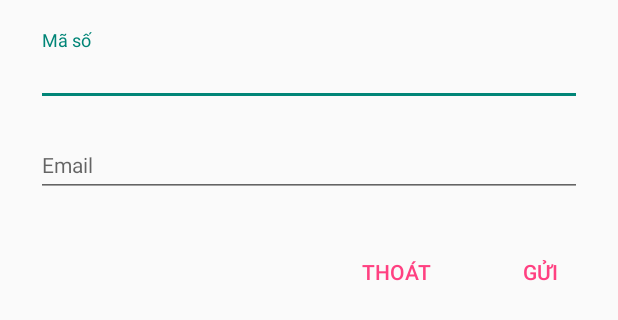
After one commit to m-inh/edoo_android, an Android app: the layout dialog_forgot_password.xml on its own in the app's theme, with its tools: preview values and no code run, on a phone screen of 412 x 824 dp. The commit adds this screen. Shown: the top 320 px of the screen. Run offline under Robolectric (Android 15) with nearby library versions, the phone set to English and light mode, and no system bars; network calls fail.

Commit message:
API Reset password

```diff
--- a/app/src/main/java/com/uet/fries/edoo/app/AppConfig.java
+++ b/app/src/main/java/com/uet/fries/edoo/app/AppConfig.java
@@ -17,6 +17,7 @@ public class AppConfig {
 	public static final String URL_GET_LOPKHOAHOC = URL_HOST + "/classes";
 	//Server post posts
 	public static final String URL_POST_POST = URL_HOST + "/post";
+	public static final String URL_EDIT_POST = URL_HOST + "/updatepost";
 
 	public static final String URL_POST_LIKE = URL_HOST + "/votepost";
 	public static final String URL_REGISTER_FCM = URL_HOST + "/resfcm";
@@ -29,6 +30,10 @@ public class AppConfig {
 	public static String URL_LOGIN = URL_HOST + "/login";
 	// Server user logout url
 	public static String URL_LOGOUT = URL_HOST + "/logout";
+	// Reset password
+	public static String URL_RESET_PASSWORD = URL_HOST + "/resetpass";
+
+
 	public static final String URL_GET_USER_SOLVE_VOTE = URL_HOST + "/usersolvevote";
 
 	public static final String URL_GET_TKB = URL_HOST + "/timetable";
--- /dev/null
+++ b/app/src/main/res/layout/dialog_forgot_password.xml
@@ -0,0 +1,86 @@
+<?xml version="1.0" encoding="utf-8"?>
+<LinearLayout xmlns:android="http://schemas.android.com/apk/res/android"
+    android:layout_width="match_parent"
+    android:layout_height="wrap_content"
+    android:orientation="vertical"
+    android:theme="@style/DialogFullScreen">
+
+    <!--<TextView-->
+    <!--android:layout_width="match_parent"-->
+    <!--android:layout_height="wrap_content"-->
+    <!--android:layout_marginLeft="@dimen/dialog_padding_around_content"-->
+    <!--android:layout_marginRight="@dimen/dialog_padding_around_content"-->
+    <!--android:layout_marginTop="@dimen/dialog_margin_icon"-->
+    <!--android:text="Yêu cầu Reset password"-->
+    <!--android:textColor="@color/black"-->
+    <!--android:textSize="@dimen/t_size_title"-->
+    <!--android:textStyle="bold" />-->
+
+
+    <android.support.design.widget.TextInputLayout
+        android:layout_width="match_parent"
+        android:layout_height="wrap_content"
+        android:layout_marginLeft="@dimen/dialog_padding_around_content"
+        android:layout_marginRight="@dimen/dialog_padding_around_content"
+        android:layout_marginTop="@dimen/dialog_margin_icon">
+
+        <EditText
+            android:id="@+id/edt_code_forget_pass"
+            android:layout_width="match_parent"
+            android:layout_height="wrap_content"
+            android:focusableInTouchMode="true"
+            android:hint="Mã số"
+            android:inputType="numberDecimal"
+            android:textSize="@dimen/t_size_body">
+
+        </EditText>
+
+        <requestFocus></requestFocus>
+
+    </android.support.design.widget.TextInputLayout>
+
+
+    <android.support.design.widget.TextInputLayout
+        android:layout_width="match_parent"
+        android:layout_height="wrap_content"
+        android:layout_marginLeft="@dimen/dialog_padding_around_content"
+        android:layout_marginRight="@dimen/dialog_padding_around_content"
+        android:layout_marginTop="@dimen/paragraph_margin">
+
+        <EditText
+            android:id="@+id/edt_email_forget_pass"
+            android:layout_width="match_parent"
+            android:layout_height="wrap_content"
+            android:hint="@string/hint_email"
+            android:inputType="textEmailAddress"
+            android:textSize="@dimen/t_size_body" />
+
+    </android.support.design.widget.TextInputLayout>
+
+    <LinearLayout
+        android:layout_width="match_parent"
+        android:layout_height="wrap_content"
+        android:layout_marginTop="@dimen/dialog_padding_around_content"
+        android:gravity="right|center"
+        android:padding="@dimen/action_padding">
+
+        <Button
+            android:id="@+id/btn_cancel_forgot_pass"
+            android:layout_width="wrap_content"
+            android:layout_height="@dimen/btn_dialog_height"
+            android:layout_marginRight="@dimen/action_padding"
+            android:background="@drawable/bg_btn_pressed"
+            android:text="@string/txt_cancel"
+            android:textColor="@color/colorAccent" />
+
+        <Button
+            android:id="@+id/btn_send_forgot_pass"
+            android:layout_width="wrap_content"
+            android:layout_height="@dimen/btn_dialog_height"
+            android:background="@drawable/bg_btn_pressed"
+            android:text="@string/txt_send"
+            android:textColor="@color/colorAccent" />
+
+    </LinearLayout>
+
+</LinearLayout>
--- a/app/src/main/res/values/colors.xml
+++ b/app/src/main/res/values/colors.xml
@@ -16,6 +16,7 @@
     <color name="bg_register">#8bc34a</color>
     <color name="bg_main">#428bca</color>
     <color name="white">#ffffff</color>
+    <color name="white_87">#DEffffff</color>
     <color name="input_login">#222222</color>
     <color name="input_login_hint">#999999</color>
     <color name="input_register">#888888</color>
--- a/app/src/main/res/values/strings.xml
+++ b/app/src/main/res/values/strings.xml
@@ -16,6 +16,7 @@
     <string name="btn_register">ĐĂNG KÍ</string>
     <string name="btn_link_to_register">Chưa có tài khoản? <u><b>Đăng kí ngay</b></u>.</string>
     <string name="btn_link_to_login">Đã có tài khoản? <u><b>Đăng nhập ngay</b></u>.</string>
+    <string name="btn_link_to_forgot_pass">Quên mật khẩu?</string>
     <string name="welcome">Chào mừng</string>
     <string name="btn_logout">Đăng xuất</string>
     <string name="name">Họ và tên</string>
@@ -105,7 +106,8 @@
     <string name="txt_forgot_password"><i>Quên mật khẩu?</i></string>
 
     <string name="txt_save">Lưu</string>
-    <string name="txt_cancel">Không</string>
+    <string name="txt_no">Không</string>
+    <string name="txt_cancel">Thoát</string>
     <string name="txt_birthday">Ngày sinh</string>
     <string name="txt_email">Email</string>
     <string name="txt_description">Giới thiệu</string>
@@ -114,6 +116,7 @@
     <string name="txt_question_delete_post">Thao tác xóa không thể hoàn tác. Bạn có muốn tiếp tục?</string>
     <string name="txt_yes">Đồng ý</string>
     <string name="txt_delete_comment">Xóa comment</string>
+    <string name="txt_send">Gửi</string>
 
     <!--IntroSliderActivity-->
     <string name="next">Tiếp theo</string>
--- a/app/src/main/res/values/styles.xml
+++ b/app/src/main/res/values/styles.xml
@@ -47,4 +47,8 @@
         <item name="android:windowBackground">@color/colorPrimary</item>
     </style>
 
+    <style name="DialogFullScreen" parent="Theme.AppCompat.DayNight.Dialog.Alert">
+        <item name="android:windowFullscreen">true</item>
+    </style>
+
 </resources>
```
Also changed, not shown: app/src/main/java/com/uet/fries/edoo/activities/LoginActivity.java (+78 -4 lines), app/src/main/res/layout/activity_login.xml (+23 -9 lines).
